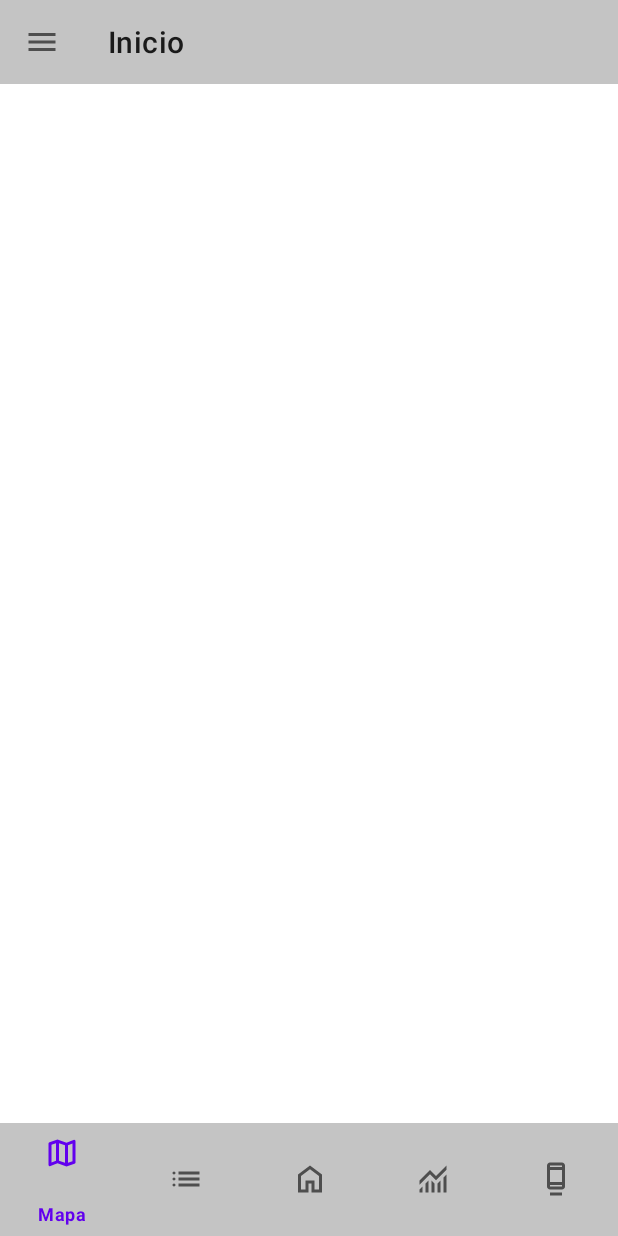
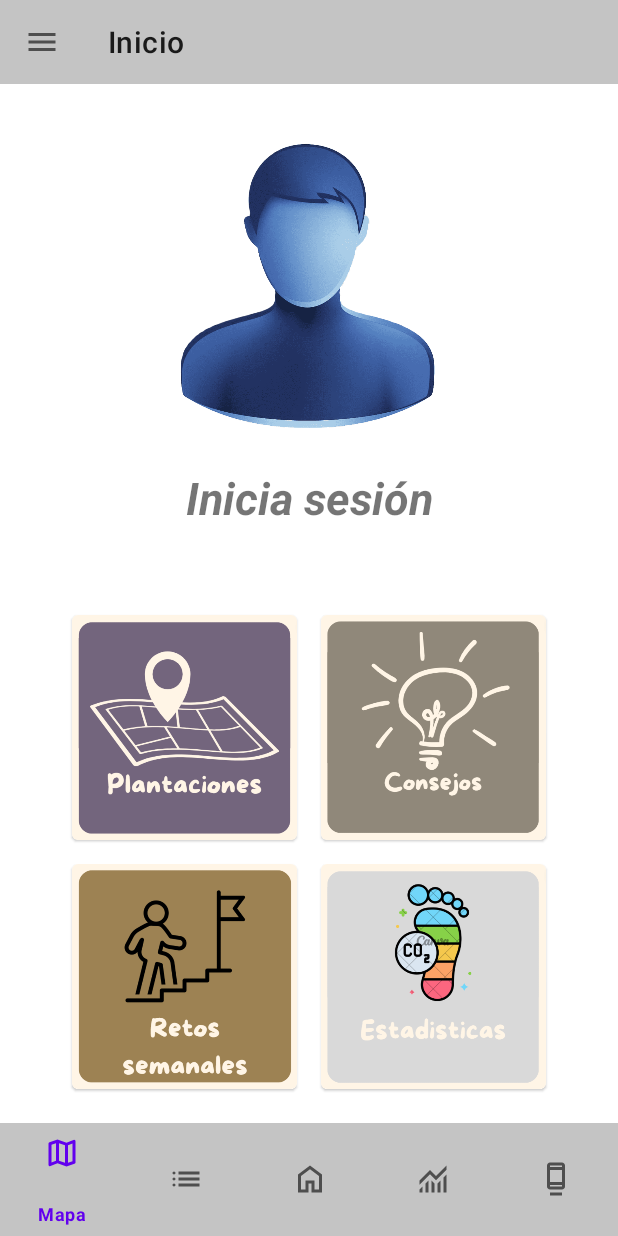
Before and after one commit to yandres24/Unal_ReforAccion_YAML, an Android app: the HomeActivity screen opened directly, with no data from a screen before it, on a phone screen of 412 x 824 dp. Run offline under Robolectric (Android 15) with nearby library versions, the phone set to English and light mode, and no system bars.

Commit message:
home view include menu items

```diff
--- a/app/build.gradle
+++ b/app/build.gradle
@@ -66,6 +66,7 @@ dependencies {
     //Material
     implementation "androidx.compose.material3:material3:1.0.1"
     implementation "androidx.compose.material3:material3-window-size-class:1.0.1"
+    implementation "androidx.cardview:cardview:1.0.0"
 
     testImplementation 'junit:junit:4.13.2'
     androidTestImplementation 'androidx.test.ext:junit:1.1.5'
--- a/app/src/main/res/layout/activity_home.xml
+++ b/app/src/main/res/layout/activity_home.xml
@@ -20,6 +20,108 @@
         app:layout_constraintBottom_toTopOf="@+id/bottom_navigation"
         app:layout_constraintTop_toBottomOf="@+id/top_navigation">
 
+        <androidx.constraintlayout.widget.ConstraintLayout
+            android:layout_width="match_parent"
+            android:layout_height="wrap_content">
+
+            <include android:id="@+id/imageViewProfile" layout="@layout/image_profile_app"/>
+
+            <TextView
+                android:id="@+id/txtTitle"
+                android:layout_width="wrap_content"
+                android:layout_height="wrap_content"
+                android:layout_centerHorizontal="true"
+                android:layout_margin="20dp"
+                android:text="@string/txt_title_login"
+                android:textSize="30sp"
+                android:textStyle="bold|italic"
+                app:layout_constraintEnd_toEndOf="parent"
+                app:layout_constraintStart_toStartOf="parent"
+                app:layout_constraintTop_toBottomOf="@+id/imageViewProfile" />
+
+            <LinearLayout
+                android:id="@+id/linearLayoutCardsRow1"
+                android:layout_width="match_parent"
+                android:layout_height="match_parent"
+                android:orientation="horizontal"
+                android:layout_marginLeft="40dp"
+                android:layout_marginRight="40dp"
+                android:weightSum="2"
+                android:layout_marginTop="50dp"
+                app:layout_constraintTop_toBottomOf="@+id/txtTitle">
+
+                <com.google.android.material.card.MaterialCardView
+                    android:id="@+id/card_menu_plantaciones"
+                    android:layout_width="wrap_content"
+                    android:layout_height="wrap_content"
+                    android:layout_margin="8dp"
+                    app:layout_constraintTop_toBottomOf="@+id/txtTitle">
+                    <!-- Media -->
+                    <ImageView
+                        android:layout_width="150dp"
+                        android:layout_height="150dp"
+                        android:contentDescription="@string/content_description_menu_item"
+                        android:scaleType="centerCrop"
+                        app:srcCompat="@drawable/menu_plantaciones" />
+                </com.google.android.material.card.MaterialCardView>
+
+                <com.google.android.material.card.MaterialCardView
+                    android:id="@+id/card_menu_consejos"
+                    android:layout_width="wrap_content"
+                    android:layout_height="wrap_content"
+                    android:layout_margin="8dp"
+                    app:layout_constraintTop_toBottomOf="@+id/txtTitle">
+                    <!-- Media -->
+                    <ImageView
+                        android:layout_width="150dp"
+                        android:layout_height="150dp"
+                        android:contentDescription="@string/content_description_menu_item"
+                        android:scaleType="centerCrop"
+                        app:srcCompat="@drawable/menu_consejos" />
+                </com.google.android.material.card.MaterialCardView>
+            </LinearLayout>
+
+            <LinearLayout
+                android:id="@+id/linearLayoutCardsRow2"
+                android:layout_width="match_parent"
+                android:layout_height="match_parent"
+                android:orientation="horizontal"
+                android:layout_marginLeft="40dp"
+                android:layout_marginRight="40dp"
+                android:weightSum="2"
+                app:layout_constraintTop_toBottomOf="@+id/linearLayoutCardsRow1">
+
+                <com.google.android.material.card.MaterialCardView
+                    android:id="@+id/card_menu_retos"
+                    android:layout_width="wrap_content"
+                    android:layout_height="wrap_content"
+                    android:layout_margin="8dp"
+                    app:layout_constraintTop_toBottomOf="@+id/txtTitle">
+                    <!-- Media -->
+                    <ImageView
+                        android:layout_width="150dp"
+                        android:layout_height="150dp"
+                        android:contentDescription="@string/content_description_menu_item"
+                        android:scaleType="centerCrop"
+                        app:srcCompat="@drawable/menu_retos" />
+                </com.google.android.material.card.MaterialCardView>
+
+                <com.google.android.material.card.MaterialCardView
+                    android:id="@+id/card_menu_estadisticas"
+                    android:layout_width="wrap_content"
+                    android:layout_height="wrap_content"
+                    android:layout_margin="8dp"
+                    app:layout_constraintTop_toBottomOf="@+id/txtTitle">
+                    <!-- Media -->
+                    <ImageView
+                        android:layout_width="150dp"
+                        android:layout_height="150dp"
+                        android:contentDescription="@string/content_description_menu_item"
+                        android:scaleType="centerCrop"
+                        app:srcCompat="@drawable/menu_estadisticas" />
+                </com.google.android.material.card.MaterialCardView>
+            </LinearLayout>
+        </androidx.constraintlayout.widget.ConstraintLayout>
     </ScrollView>
 
     <include
--- a/app/src/main/res/values/strings.xml
+++ b/app/src/main/res/values/strings.xml
@@ -34,4 +34,5 @@
     <string name="tittle_maps">Zonas reforestadas</string>
     <string name="tittle_tips">Tips</string>
     <string name="tittle_challenge">Retos semanales</string>
+    <string name="content_description_menu_item">Imagen menu</string>
 </resources>
```
Also changed, not shown: app/src/main/res/drawable/menu_consejos.PNG (added), app/src/main/res/drawable/menu_estadisticas.PNG (added), app/src/main/res/drawable/menu_plantaciones.PNG (added), app/src/main/res/drawable/menu_retos.PNG (added).
